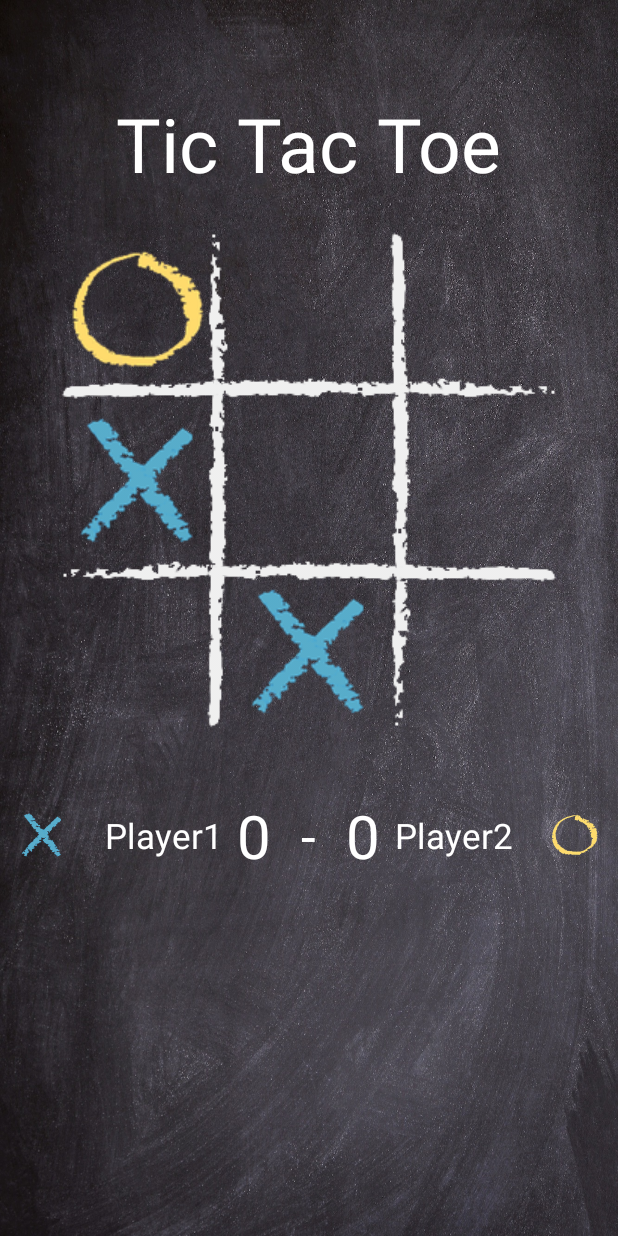
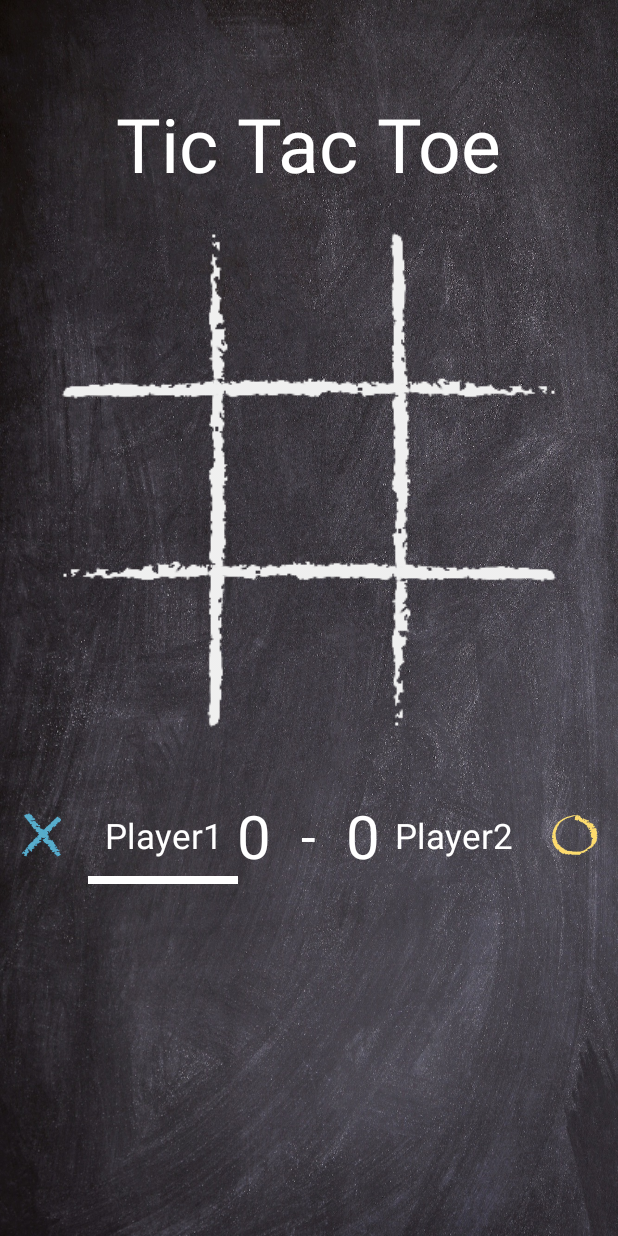
Before and after one commit to Fabissime/IS-1250, an Android app: the layout activity_game_tic_tac_toe.xml on its own in the app's theme, with its tools: preview values and no code run, on a phone screen of 412 x 824 dp. Run offline under Robolectric (Android 15) with nearby library versions, the phone set to English and light mode, and no system bars.

Commit message:
TicTacToe is finished !

```diff
--- a/BoardGames/app/src/main/res/layout/activity_game_tic_tac_toe.xml
+++ b/BoardGames/app/src/main/res/layout/activity_game_tic_tac_toe.xml
@@ -29,34 +29,91 @@
         android:layout_below="@+id/titleTicTacToeGame"
         android:layout_marginTop="20dp">
 
-        <ImageView
+        <Button
+            android:id="@+id/button1"
+            android:layout_width="wrap_content"
+            android:layout_height="wrap_content"
+            android:layout_row="0"
+            android:layout_column="0"
+            android:background="@drawable/empty"
+            android:onClick="clickButton1"/>
+
+        <Button
+            android:id="@+id/button2"
+            android:layout_width="wrap_content"
+            android:layout_height="wrap_content"
+            android:layout_row="0"
+            android:layout_column="1"
+            android:background="@drawable/empty"
+            android:onClick="clickButton2"/>
+
+        <Button
+            android:id="@+id/button3"
+            android:layout_width="wrap_content"
+            android:layout_height="wrap_content"
+            android:layout_row="0"
+            android:layout_column="2"
+            android:background="@drawable/empty"
+            android:onClick="clickButton3"/>
+
+        <Button
+            android:id="@+id/button4"
+            android:layout_width="wrap_content"
+            android:layout_height="wrap_content"
             android:layout_row="1"
             android:layout_column="0"
-            android:id="@+id/imageView9"
+            android:background="@drawable/empty"
+            android:onClick="clickButton4"/>
+
+        <Button
+            android:id="@+id/button5"
             android:layout_width="wrap_content"
             android:layout_height="wrap_content"
-            app:srcCompat="@drawable/crossttt" />
+            android:layout_row="1"
+            android:layout_column="1"
+            android:background="@drawable/empty"
+            android:onClick="clickButton5"/>
 
-        <ImageView
-            android:layout_row="0"
-            android:layout_column="0"
-            android:id="@+id/imageView10"
+        <Button
+            android:id="@+id/button6"
             android:layout_width="wrap_content"
             android:layout_height="wrap_content"
-            app:srcCompat="@drawable/circlettt" />
+            android:layout_row="1"
+            android:layout_column="2"
+            android:background="@drawable/empty"
+            android:onClick="clickButton6"/>
 
-        <ImageView
-            android:id="@+id/imageView11"
+        <Button
+            android:id="@+id/button7"
             android:layout_width="wrap_content"
             android:layout_height="wrap_content"
+            android:layout_row="2"
+            android:layout_column="0"
+            android:background="@drawable/empty"
+            android:onClick="clickButton7"/>
+
+        <Button
+            android:id="@+id/button8"
+            android:layout_width="wrap_content"
+            android:layout_height="wrap_content"
+            android:layout_row="2"
             android:layout_column="1"
+            android:background="@drawable/empty"
+            android:onClick="clickButton8"/>
+
+        <Button
+            android:id="@+id/button9"
+            android:layout_width="wrap_content"
+            android:layout_height="wrap_content"
             android:layout_row="2"
-            app:srcCompat="@drawable/crossttt" />
+            android:layout_column="2"
+            android:background="@drawable/empty"
+            android:onClick="clickButton9"/>
 
     </GridLayout>
 
     <ImageView
-        android:id="@+id/imageView"
+        android:id="@+id/line1"
         android:layout_alignTop="@+id/gridLayout"
         android:layout_alignStart="@+id/gridLayout"
         android:layout_marginLeft="96dp"
@@ -67,29 +124,29 @@
 
 
     <ImageView
+        android:id="@+id/line2"
         android:layout_alignTop="@+id/gridLayout"
         android:layout_alignEnd="@+id/gridLayout"
         android:layout_marginRight="96dp"
-        android:id="@+id/imageView2"
         android:layout_width="wrap_content"
         android:layout_height="wrap_content"
         app:srcCompat="@drawable/chalkline2"/>
 
 
     <ImageView
+        android:id="@+id/line3"
         android:layout_alignTop="@+id/gridLayout"
         android:layout_alignStart="@+id/gridLayout"
         android:layout_marginTop="96dp"
-        android:id="@+id/imageView3"
         android:layout_width="wrap_content"
         android:layout_height="wrap_content"
         app:srcCompat="@drawable/chalkline3"/>
 
     <ImageView
+        android:id="@+id/line4"
         android:layout_alignStart="@+id/gridLayout"
         android:layout_alignBottom="@+id/gridLayout"
         android:layout_marginBottom="96dp"
-        android:id="@+id/imageView4"
         android:layout_width="wrap_content"
         android:layout_height="wrap_content"
         app:srcCompat="@drawable/chalkline4"/>
@@ -105,7 +162,7 @@
         android:layout_marginTop="39dp">
 
         <ImageView
-            android:id="@+id/imageView7"
+            android:id="@+id/crosspl1"
             android:layout_width="40dp"
             android:layout_height="40dp"
             android:layout_marginRight="10dp"
@@ -164,7 +221,7 @@
             android:textSize="23dp" />
 
         <ImageView
-            android:id="@+id/imageView8"
+            android:id="@+id/circlepl2"
             android:layout_width="40dp"
             android:layout_height="40dp"
             android:layout_marginLeft="10dp"
@@ -173,6 +230,23 @@
 
     </LinearLayout>
 
+    <ImageView
+        android:id="@+id/underlinepl1"
+        android:layout_width="wrap_content"
+        android:layout_height="wrap_content"
+        app:srcCompat="@drawable/underline"
+        android:layout_below="@+id/linearLayout"
+        android:layout_alignEnd="@+id/line1" />
+
+    <ImageView
+        android:id="@+id/underlinepl2"
+        android:layout_width="wrap_content"
+        android:layout_height="wrap_content"
+        app:srcCompat="@drawable/underline"
+        android:layout_below="@+id/linearLayout"
+        android:layout_alignStart="@+id/line2"
+        android:visibility="invisible"/>
+
 
 
 
--- a/BoardGames/build.gradle
+++ b/BoardGames/build.gradle
@@ -5,7 +5,7 @@ buildscript {
         jcenter()
     }
     dependencies {
-        classpath 'com.android.tools.build:gradle:2.3.1'
+        classpath 'com.android.tools.build:gradle:2.3.2'
 
         // NOTE: Do not place your application dependencies here; they belong
         // in the individual module build.gradle files
```
Also changed, not shown: BoardGames/app/src/main/java/com/example/hugomartinet/boardgames/ActivityGameTicTacToe.java (+395 -15 lines), BoardGames/app/src/main/java/com/example/hugomartinet/boardgames/TicTacToeGame.java (+37 -6 lines), BoardGames/app/src/main/res/drawable/empty.png (added), BoardGames/app/src/main/res/drawable/underline.png (added).
